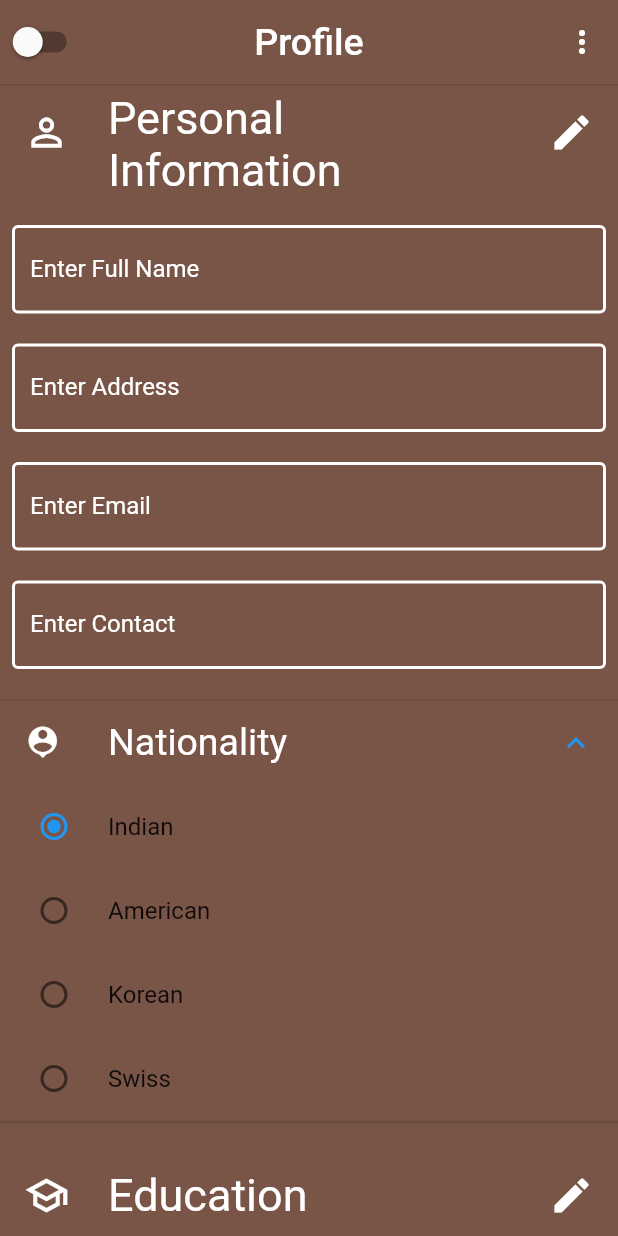
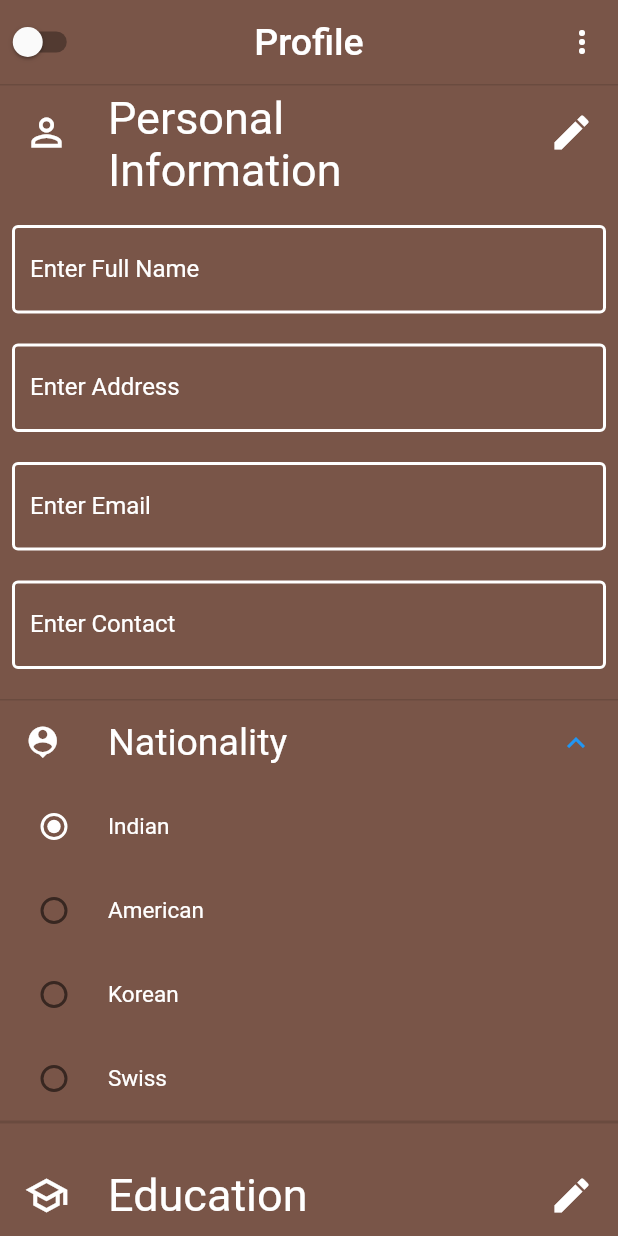
Before and after one commit to VivekTailor19/resume_builder, a Flutter app: the Profile screen opened by its route, after a tap on "Personal Information", after a tap on "Nationality", after a tap on "Indian", on a phone screen of 412 x 824 dp. Run offline on Flutter 3.47's test engine with Material 2 defaults, Android fonts, the phone set to English and light mode, and no system bars.

Commit message:
using flutter built resume

```diff
--- a/lib/profile.dart
+++ b/lib/profile.dart
@@ -181,22 +181,22 @@ class _ProfileState extends State<Profile> {
                       setState(() {
                         country = value!;
                       });},
-                    title: Text("Indian"),),
+                    title: Text("Indian",style: TextStyle(fontSize: 15,color: Colors.white)),activeColor: Colors.white),
                     RadioListTile(value: "American", groupValue: country, onChanged: (value) {
                       setState(() {
                         country = value!;
                       });},
-                    title: Text("American"),),
+                    title: Text("American",style: TextStyle(fontSize: 15,color: Colors.white),),activeColor: Colors.white),
                     RadioListTile(value: "Korean", groupValue: country, onChanged: (value) {
                       setState(() {
                         country = value!;
                       });},
-                    title: Text("Korean"),),
+                    title: Text("Korean",style: TextStyle(fontSize: 15,color: Colors.white)),activeColor: Colors.white),
                     RadioListTile(value: "Swiss", groupValue: country, onChanged: (value) {
                       setState(() {
                         country = value!;
                       });},
-                    title: Text("Swiss"),),
+                    title: Text("Swiss",style: TextStyle(fontSize: 15,color: Colors.white)),activeColor: Colors.white),
 
 
                   ],)
```
